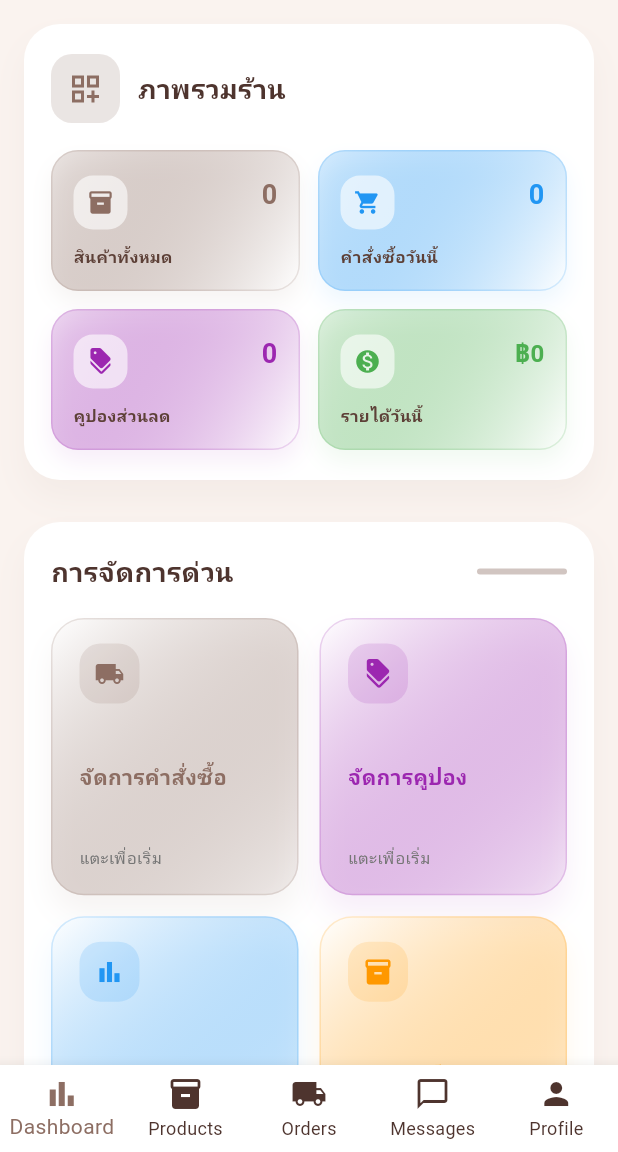
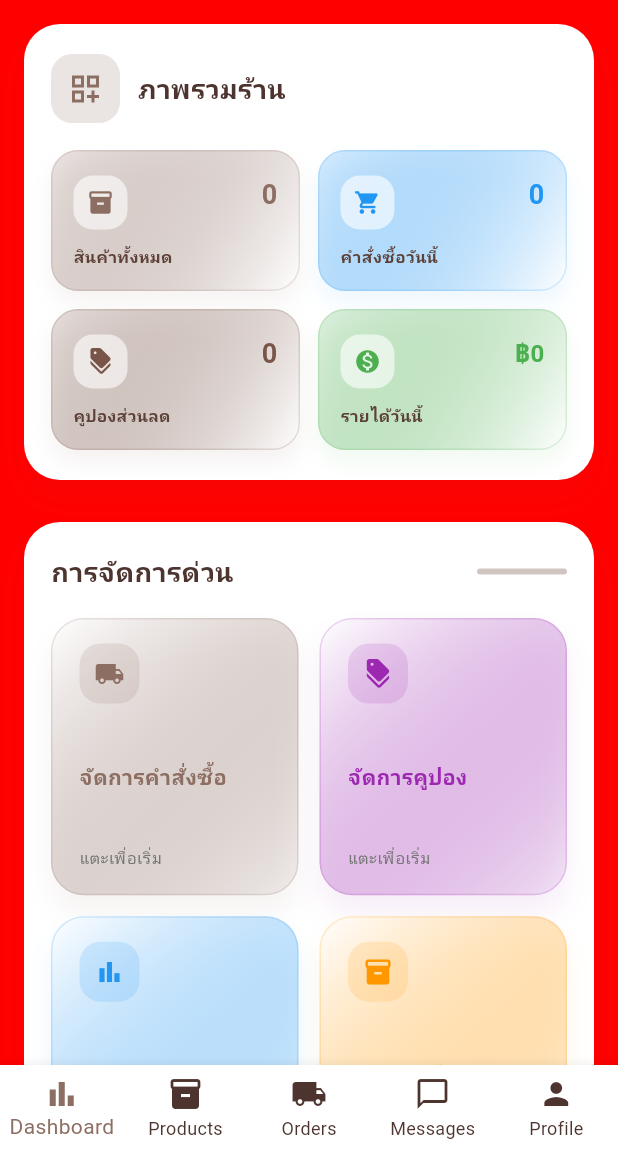
Before and after one commit to Thiitporn/HOMEMADE_BLISS, a Flutter app: the OwnerDashboardView screen opened directly, on a phone screen of 412 x 824 dp, the part 84-1236 px from its top. Run offline on Flutter 3.47's test engine with Material 3 defaults, Android fonts, the phone set to English and light mode, and no system bars; our stand-ins replace cloud_firestore, firebase_auth, firebase_core, firebase_messaging, flutter_local_notifications, get and 3 more; missing offline and left inert: flutter_stripe; accounts and stored records are empty; network calls fail; Roboto replaces fonts that are missing (Kanit); statements that could not run were skipped.

Commit message:
chore: update owner dashboard and release docs

```diff
--- a/lib/features/owner/views/owner_dashboard_view.dart
+++ b/lib/features/owner/views/owner_dashboard_view.dart
@@ -38,7 +38,7 @@ class _OwnerDashboardViewState extends State<OwnerDashboardView> {
   @override
   Widget build(BuildContext context) {
     return Scaffold(
-      backgroundColor: const Color(0xFFFAF3EF),
+      backgroundColor: const Color.fromARGB(255, 255, 0, 0),
       appBar: AppBar(
         backgroundColor: const Color(0xFFFAF3EF),
         elevation: 0,
@@ -707,7 +707,7 @@ class OwnerDashboardTab extends StatelessWidget {
                   title: 'คูปองส่วนลด',
                   type: 'coupons',
                   icon: Icons.discount,
-                  color: Colors.purple,
+                  color: Colors.brown,
                 ),
                 _buildStatCard(
                   context,
--- a/package.json
+++ b/package.json
@@ -1,4 +1,7 @@
 {
+  "scripts": {
+    "dev": "node opn_sandbox_backend.js"
+  },
   "dependencies": {
     "axios": "^1.13.1",
     "cloudinary": "^2.8.0",
```
Also changed, not shown: 8 other files.
